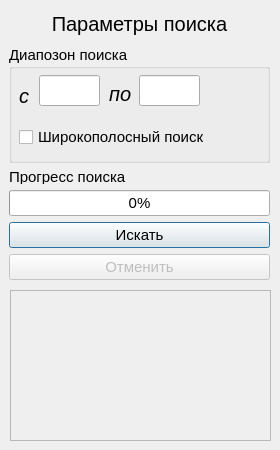
This is src/searchdevicewidget.ui in ShaevAndr/modbus-rtu-steped as Qt 5 draws it before an edit. The edited form follows.
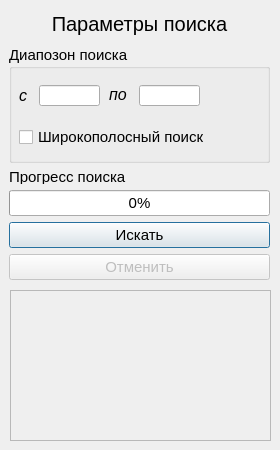
This is the edited form.

```diff
--- a/src/searchdevicewidget.ui
+++ b/src/searchdevicewidget.ui
@@ -79,9 +79,9 @@
        <property name="geometry">
         <rect>
          <x>30</x>
-         <y>30</y>
+         <y>40</y>
          <width>61</width>
-         <height>31</height>
+         <height>21</height>
         </rect>
        </property>
       </widget>
@@ -89,9 +89,9 @@
        <property name="geometry">
         <rect>
          <x>130</x>
-         <y>30</y>
+         <y>40</y>
          <width>61</width>
-         <height>31</height>
+         <height>21</height>
         </rect>
        </property>
       </widget>
@@ -106,7 +106,8 @@
        </property>
        <property name="font">
         <font>
-         <pointsize>15</pointsize>
+         <pointsize>12</pointsize>
+         <weight>50</weight>
          <italic>true</italic>
          <bold>false</bold>
         </font>
@@ -126,7 +127,7 @@
        </property>
        <property name="font">
         <font>
-         <pointsize>15</pointsize>
+         <pointsize>12</pointsize>
          <italic>true</italic>
         </font>
        </property>
```
